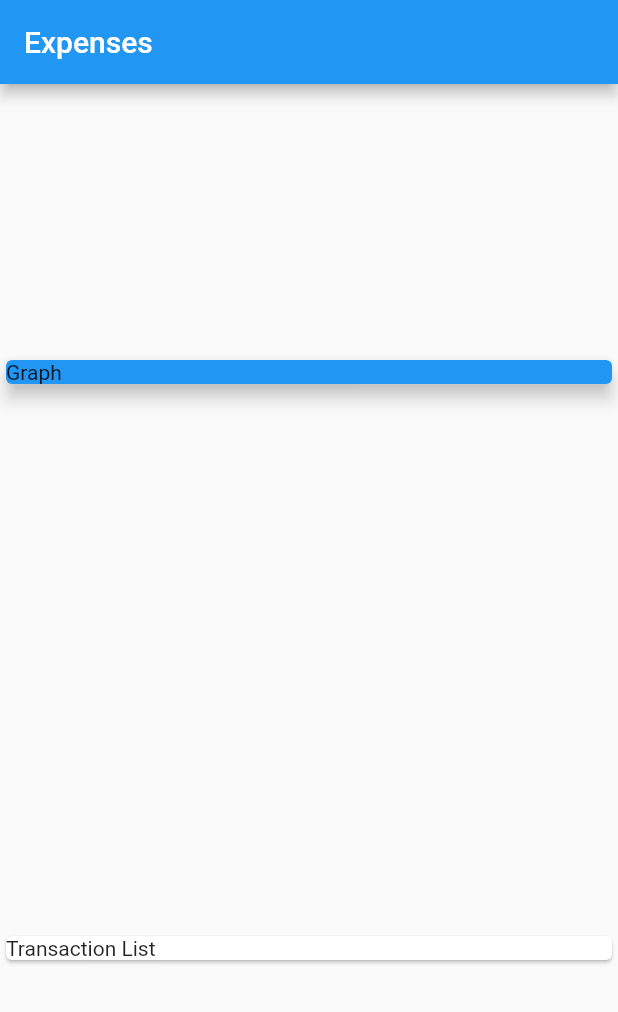
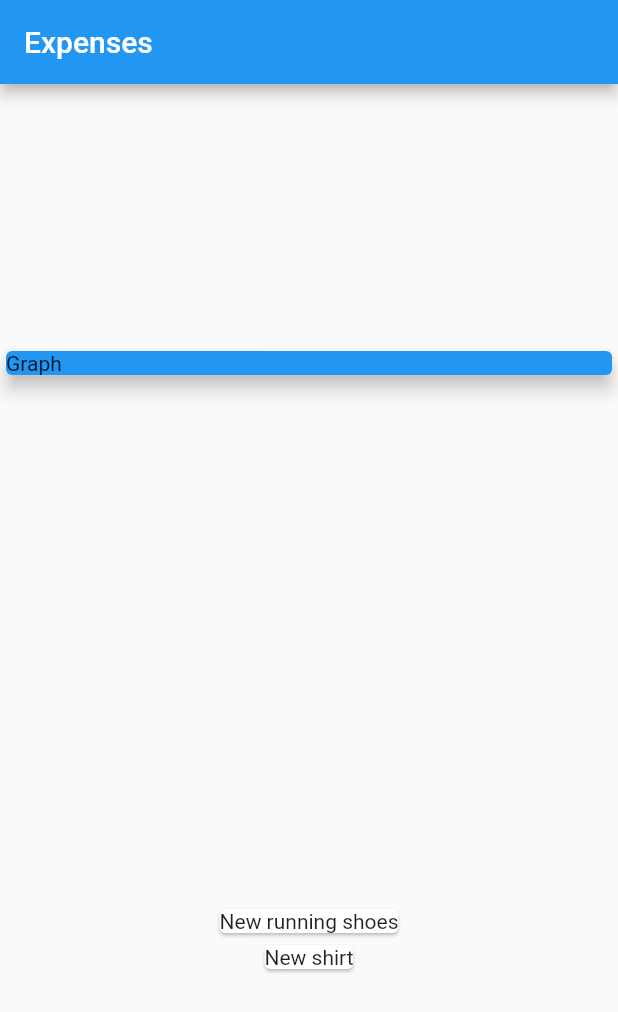
Before and after one commit to andre-pelisoli/expenses, a Flutter app: the screen it shows after launch, on a phone screen of 412 x 824 dp. Shown: the top 1012 px of the screen. Run offline on Flutter 3.47's test engine with Material 2 defaults, Android fonts, the phone set to English and light mode, and no system bars.

Commit message:
Showing transactions on screen

```diff
--- a/lib/main.dart
+++ b/lib/main.dart
@@ -46,8 +46,12 @@ class MyHome extends StatelessWidget {
                 child: Text('Graph'),
               ),
             ),
-            Card(
-              child: Text('Transaction List'),
+            Column(
+              children: _transactions.map((transaction) {
+                return Card(
+                  child: Text(transaction.title),
+                );
+              }).toList(),
             )
           ],
         ));
```
